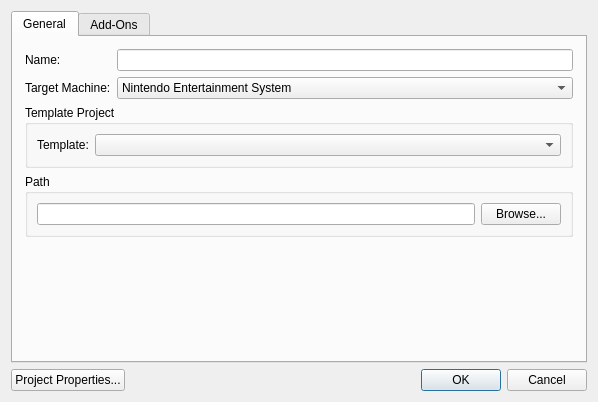
Above: apps/ide/designers/newprojectdialog.ui from christopherpow/nesicide before the change. Below: the same form after it.
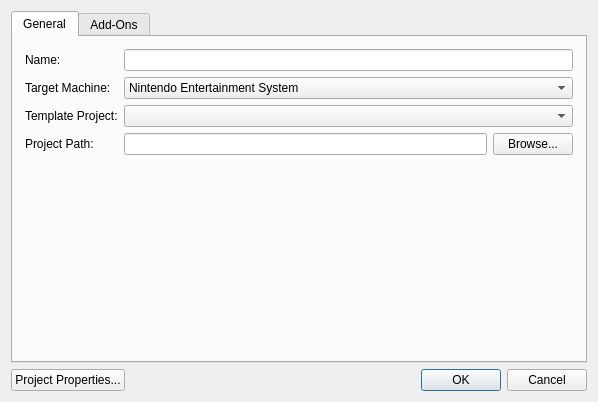
That is the form after the change. Icons and pictures are not drawn.

Commit message: Fixing application of add-ons on new project creation.

Patch:
```diff
--- a/apps/ide/designers/newprojectdialog.ui
+++ b/apps/ide/designers/newprojectdialog.ui
@@ -56,6 +56,31 @@
        <property name="spacing">
         <number>6</number>
        </property>
+       <item row="3" column="1">
+        <layout class="QHBoxLayout" name="horizontalLayout" stretch="1,0">
+         <property name="spacing">
+          <number>6</number>
+         </property>
+         <item>
+          <widget class="QLineEdit" name="path">
+           <property name="readOnly">
+            <bool>true</bool>
+           </property>
+          </widget>
+         </item>
+         <item>
+          <widget class="QPushButton" name="pathBrowse">
+           <property name="text">
+            <string>Browse...</string>
+           </property>
+           <property name="icon">
+            <iconset resource="../../../common/resource.qrc">
+             <normaloff>:/resources/document-open.png</normaloff>:/resources/document-open.png</iconset>
+           </property>
+          </widget>
+         </item>
+        </layout>
+       </item>
        <item row="1" column="1">
         <widget class="QComboBox" name="target">
          <item>
@@ -80,77 +105,17 @@
          </property>
         </widget>
        </item>
-       <item row="3" column="0" colspan="2">
-        <widget class="QGroupBox" name="pathGroup">
-         <property name="title">
-          <string>Path</string>
+       <item row="2" column="1">
+        <widget class="QComboBox" name="templateProject">
+         <property name="sizePolicy">
+          <sizepolicy hsizetype="Expanding" vsizetype="Fixed">
+           <horstretch>0</horstretch>
+           <verstretch>0</verstretch>
+          </sizepolicy>
          </property>
-         <layout class="QHBoxLayout" name="horizontalLayout_2">
-          <item>
-           <widget class="QLineEdit" name="path">
-            <property name="readOnly">
-             <bool>true</bool>
-            </property>
-           </widget>
-          </item>
-          <item>
-           <widget class="QPushButton" name="pathBrowse">
-            <property name="text">
-             <string>Browse...</string>
-            </property>
-            <property name="icon">
-             <iconset resource="../../../common/resource.qrc">
-              <normaloff>:/resources/document-open.png</normaloff>:/resources/document-open.png</iconset>
-            </property>
-           </widget>
-          </item>
-         </layout>
         </widget>
        </item>
-       <item row="2" column="0" colspan="2">
-        <widget class="QGroupBox" name="templateGroup">
-         <property name="title">
-          <string>Template Project</string>
-         </property>
-         <layout class="QFormLayout" name="formLayout">
-          <property name="fieldGrowthPolicy">
-           <enum>QFormLayout::ExpandingFieldsGrow</enum>
-          </property>
-          <item row="0" column="0">
-           <widget class="QLabel" name="label_2">
-            <property name="text">
-             <string>Template:</string>
-            </property>
-           </widget>
-          </item>
-          <item row="0" column="1">
-           <widget class="QComboBox" name="templateProject">
-            <property name="sizePolicy">
-             <sizepolicy hsizetype="Expanding" vsizetype="Fixed">
-              <horstretch>0</horstretch>
-              <verstretch>0</verstretch>
-             </sizepolicy>
-            </property>
-           </widget>
-          </item>
-         </layout>
-        </widget>
-       </item>
-       <item row="0" column="0">
-        <widget class="QLabel" name="label">
-         <property name="text">
-          <string>Name:</string>
-         </property>
-        </widget>
-       </item>
-       <item row="1" column="0">
-        <widget class="QLabel" name="label_3">
-         <property name="text">
-          <string>Target Machine:</string>
-         </property>
-        </widget>
-       </item>
-       <item row="4" column="0" colspan="2">
+       <item row="5" column="0" colspan="2">
         <spacer name="verticalSpacer">
          <property name="orientation">
           <enum>Qt::Vertical</enum>
@@ -163,6 +128,34 @@
          </property>
         </spacer>
        </item>
+       <item row="2" column="0">
+        <widget class="QLabel" name="label_2">
+         <property name="text">
+          <string>Template Project:</string>
+         </property>
+        </widget>
+       </item>
+       <item row="3" column="0">
+        <widget class="QLabel" name="label_4">
+         <property name="text">
+          <string>Project Path:</string>
+         </property>
+        </widget>
+       </item>
+       <item row="0" column="0">
+        <widget class="QLabel" name="label">
+         <property name="text">
+          <string>Name:</string>
+         </property>
+        </widget>
+       </item>
+       <item row="1" column="0">
+        <widget class="QLabel" name="label_3">
+         <property name="text">
+          <string>Target Machine:</string>
+         </property>
+        </widget>
+       </item>
       </layout>
      </widget>
      <widget class="QWidget" name="addOns">
```
The commit also changes 2 other files.
